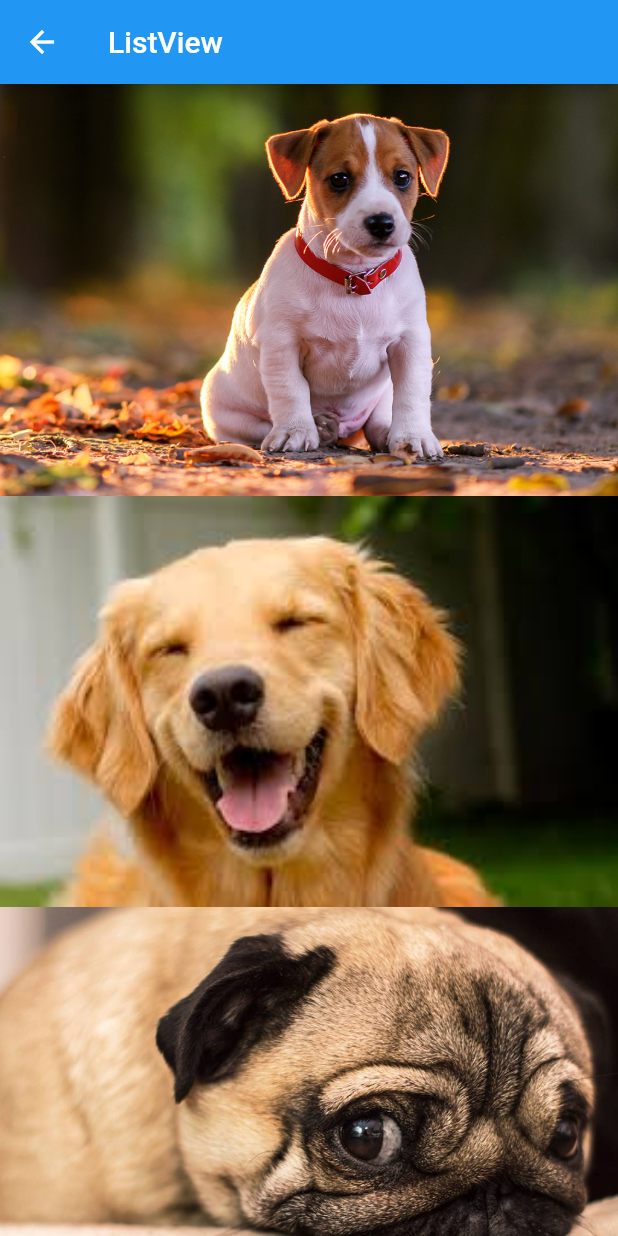
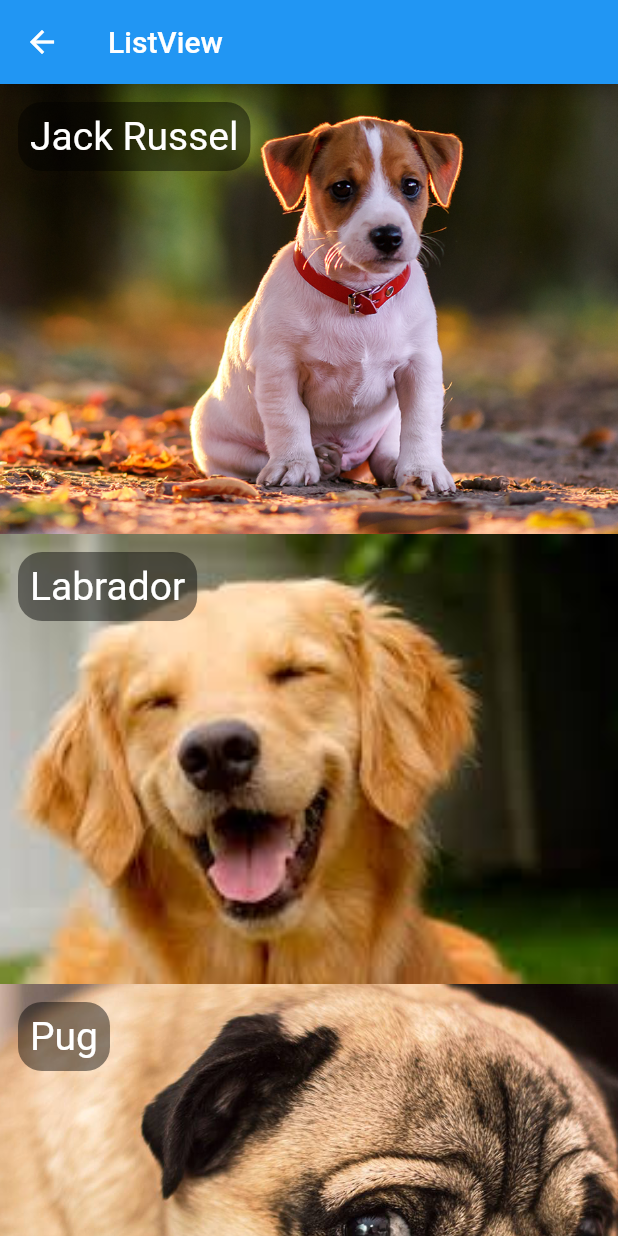
Before and after one commit to DiegoAlmeidaProject/hello_dog, a Flutter app: the HelloListView screen opened directly, on a phone screen of 412 x 824 dp. Run offline on Flutter 3.47's test engine with Material 2 defaults, Android fonts, the phone set to English and light mode, and no system bars.

Commit message:
adding boxdecoration Stack

```diff
--- a/lib/pages/hello_listview.dart
+++ b/lib/pages/hello_listview.dart
@@ -1,8 +1,13 @@
-import 'package:flutter/cupertino.dart';
 import 'package:flutter/material.dart';
 
+class Dog {
+  String nome;
+  String foto;
+
+  Dog(this.nome, this.foto);
+}
+
 class HelloListView extends StatelessWidget {
-
   @override
   Widget build(BuildContext context) {
     return Scaffold(
@@ -10,28 +15,52 @@ class HelloListView extends StatelessWidget {
         title: Text("ListView"),
       ),
       body: _body(),
-
     );
   }
 
   _body() {
-    return ListView(
-      children: <Widget>[
-        _img("assets/images/dog1.png"),
-        _img("assets/images/dog2.png"),
-        _img("assets/images/dog3.png"),
-        _img("assets/images/dog4.png"),
-        _img("assets/images/dog5.png"),
-      ],
+    List<Dog> dogs = [
+      Dog("Jack Russel", "assets/images/dog1.png"),
+      Dog("Labrador", "assets/images/dog2.png"),
+      Dog("Pug", "assets/images/dog3.png"),
+      Dog("RottWeiler", "assets/images/dog4.png"),
+      Dog("Pastor", "assets/images/dog5.png"),
+    ];
+
+    return ListView.builder(
+      itemCount: dogs.length,
+      itemExtent: 300,
+      itemBuilder: (context, index) {
+        Dog dog = dogs[index];
+        return Stack(
+          fit: StackFit.expand,
+          children: [
+            _img(dog.foto),
+            Align(
+              alignment:  Alignment.topLeft,
+              child: Container(
+                margin: EdgeInsets.all(12),
+                padding: EdgeInsets.all(8),
+                decoration: BoxDecoration(
+                  color: Colors.black45,
+                  borderRadius: BorderRadius.circular(16)
+                ),
+                child: Text(
+                  dog.nome,
+                  style: TextStyle(fontSize: 26, color: Colors.white),
+                ),
+              ),
+            ),
+          ],
+        );
+      },
     );
   }
 }
 
 _img(String img) {
-  return Container(
-      child: Image.asset(
-        img,
-        fit: BoxFit.cover,
-      )
+  return Image.asset(
+    img,
+    fit: BoxFit.cover,
   );
 }
```
